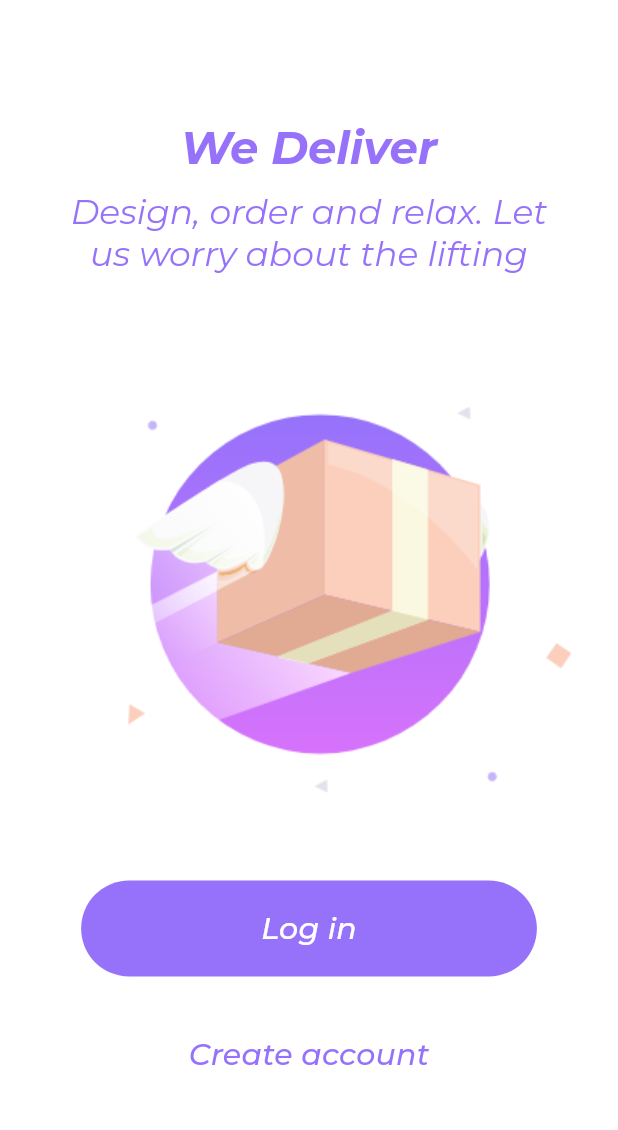
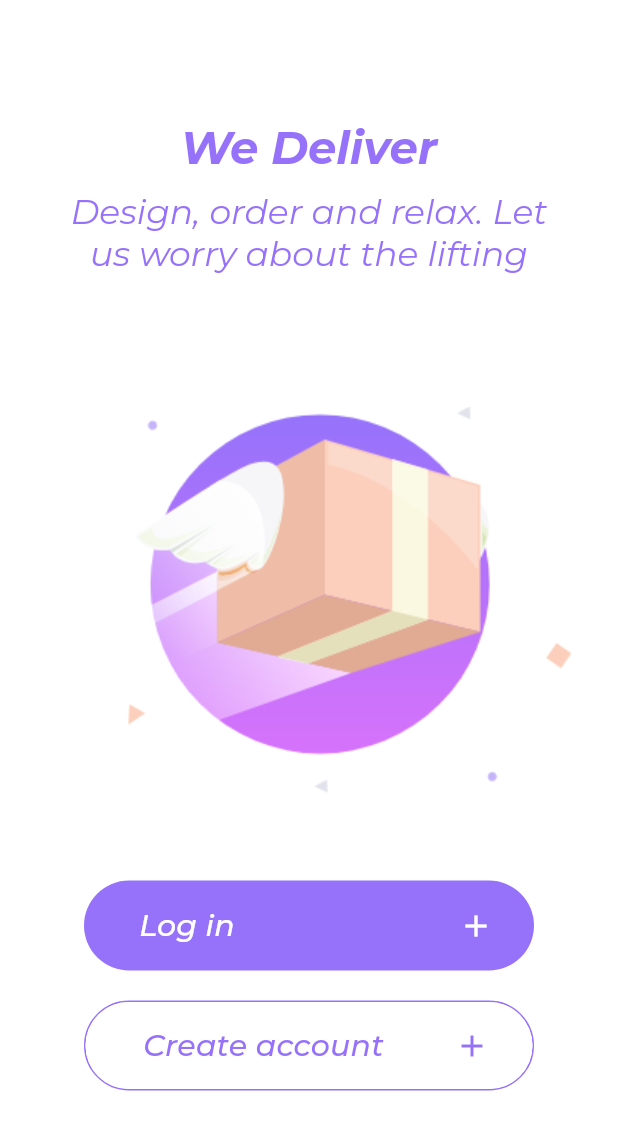
Before and after one commit to 4eug/-Case-Craft-App-Ui, a Flutter app: the LoginScreen screen opened directly, on a phone screen of 412 x 824 dp. Shown: the top 1130 px of the screen. Run offline on Flutter 3.47's test engine with Material 2 defaults, Android fonts, the phone set to English and light mode, and no system bars; our stand-ins replace google_fonts.

Commit message:
Login Screen Flow6

```diff
--- a/lib/pages/LoginScreen.dart
+++ b/lib/pages/LoginScreen.dart
@@ -62,9 +62,9 @@ class _LoginScreenState extends State<LoginScreen> {
           SizedBox(height: 70),
           _deliveryImage(),
           SizedBox(height: 40),
-          _loginBtn(),
+          _loginBtn(context),
           SizedBox(height: 20),
-          _createAccountBtn()
+          _createBtn(context)
         ])));
   }
 }
@@ -81,16 +81,25 @@ Widget _deliveryImage() {
   );
 }
 
-Widget _loginBtn() {
+Widget _loginBtn(context) {
+  return Container(
+    width: 300,
+    height: 60,
     // ignore: deprecated_member_use
-  return FlatButton(
+    child: FlatButton(
       onPressed: () => {},
-    padding: EdgeInsets.symmetric(vertical: 20, horizontal: 120),
+      padding: EdgeInsets.symmetric(vertical: 10, horizontal: 10),
       shape: new RoundedRectangleBorder(
-      borderRadius: new BorderRadius.circular(50.0),
+        borderRadius: new BorderRadius.circular(30.0),
       ),
+      child: Row(
+        mainAxisAlignment: MainAxisAlignment.spaceAround,
+        crossAxisAlignment: CrossAxisAlignment.center,
+        children: [
+          Padding(
+            padding: const EdgeInsets.symmetric(horizontal: 10),
             child: Text(
-      "Log in",
+              "Log in                   ",
               style: GoogleFonts.montserrat(
                 fontSize: 20,
                 color: kWhite,
@@ -98,18 +107,38 @@ Widget _loginBtn() {
                 fontStyle: FontStyle.italic,
               ),
             ),
+          ),
+          Icon(
+            Icons.add,
+            color: Colors.white,
+          ),
+        ],
+      ),
       color: kPurple,
+    ),
   );
 }
 
-Widget _createAccountBtn() {
+Widget _createBtn(context) {
+  return Container(
+    width: 300,
+    height: 60,
+    decoration: BoxDecoration(
+        border: Border.all(width: 1, color: kPurple),
+        borderRadius: BorderRadius.circular(30.0)),
     // ignore: deprecated_member_use
-  return FlatButton(
+    child: FlatButton(
       onPressed: () => {},
-    padding: EdgeInsets.symmetric(vertical: 20, horizontal: 70),
+      padding: EdgeInsets.symmetric(vertical: 10, horizontal: 10),
       shape: new RoundedRectangleBorder(
-      borderRadius: new BorderRadius.circular(50.0),
+        borderRadius: new BorderRadius.circular(30.0),
       ),
+      child: Row(
+        mainAxisAlignment: MainAxisAlignment.spaceAround,
+        crossAxisAlignment: CrossAxisAlignment.center,
+        children: [
+          Padding(
+            padding: const EdgeInsets.symmetric(horizontal: 10),
             child: Text(
               "Create account",
               style: GoogleFonts.montserrat(
@@ -119,6 +148,14 @@ Widget _createAccountBtn() {
                 fontStyle: FontStyle.italic,
               ),
             ),
+          ),
+          Icon(
+            Icons.add,
+            color: kPurple,
+          ),
+        ],
+      ),
       color: kWhite,
+    ),
   );
 }
```
Lines whose indentation alone changed are shown as unchanged.
